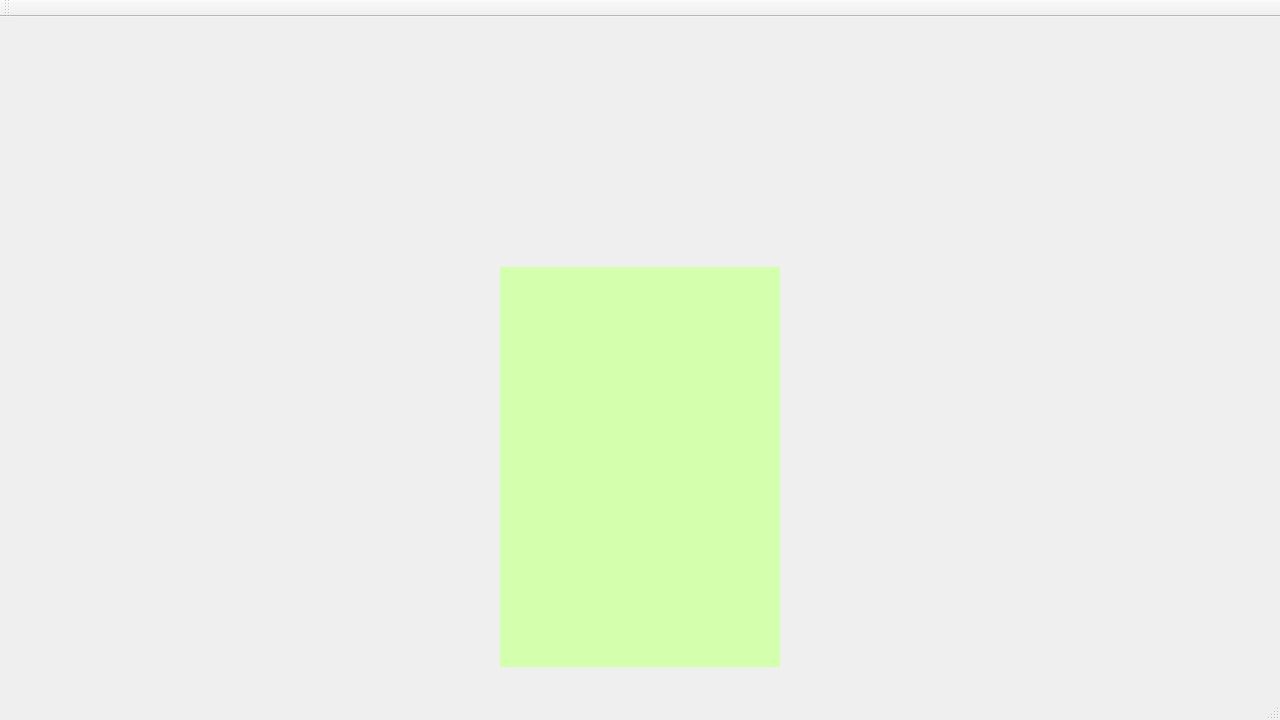
The window that Scribble/Scribble/Login.ui (PopescuFilip/Scribble) describes before a commit, drawn with Qt 5.
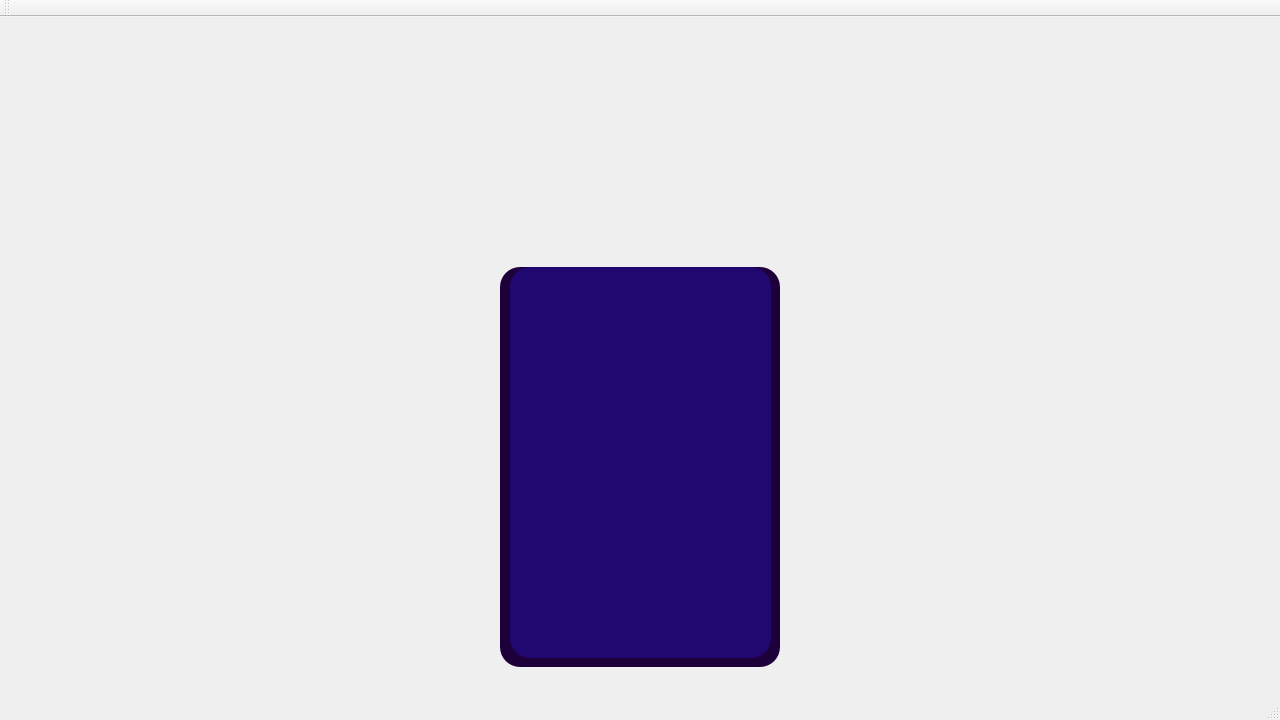
The same window after the commit.

What changed in the file:
```diff
--- a/Scribble/Scribble/Login.ui
+++ b/Scribble/Scribble/Login.ui
@@ -24,8 +24,23 @@
      </rect>
     </property>
     <property name="styleSheet">
-     <string notr="true">background-color: rgb(212, 255, 172);</string>
+     <string notr="true">background-color: rgb(29, 0, 58);
+border-radius:20px;
+</string>
     </property>
+    <widget class="QWidget" name="widget_2" native="true">
+     <property name="geometry">
+      <rect>
+       <x>10</x>
+       <y>0</y>
+       <width>261</width>
+       <height>391</height>
+      </rect>
+     </property>
+     <property name="styleSheet">
+      <string notr="true">background-color: rgb(33, 8, 113);</string>
+     </property>
+    </widget>
    </widget>
   </widget>
   <widget class="QMenuBar" name="menuBar">
```
